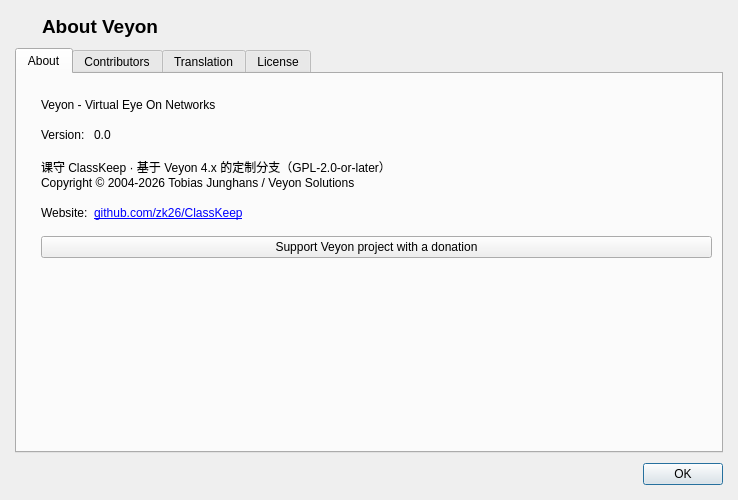
Above: veyon/core/src/AboutDialog.ui from zk26/ClassKeep before the change. Below: the same form after it.
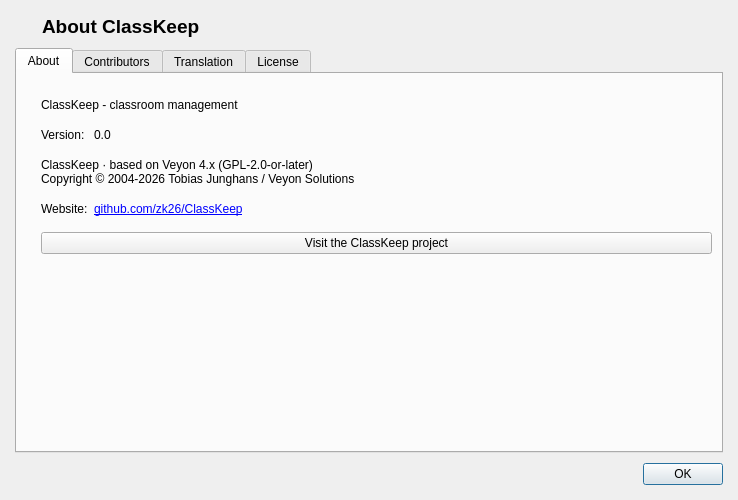
That is the form after the change. Icons and pictures are not drawn.

Commit message: feat: ClassKeep 2.0.0 - English naming, installer fix, quick tools, seat views, student card, 4-tab mobile

```diff
--- a/veyon/core/src/AboutDialog.ui
+++ b/veyon/core/src/AboutDialog.ui
@@ -80,7 +80,7 @@
         </font>
        </property>
        <property name="text">
-        <string>About Veyon</string>
+        <string>About ClassKeep</string>
        </property>
       </widget>
      </item>
@@ -118,7 +118,7 @@
        <item row="0" column="0" colspan="2">
         <widget class="QLabel" name="label_3">
          <property name="text">
-          <string notr="true">Veyon - Virtual Eye On Networks</string>
+          <string notr="true">ClassKeep - classroom management</string>
          </property>
         </widget>
        </item>
@@ -149,7 +149,7 @@
        <item row="3" column="0" colspan="2">
         <widget class="QLabel" name="label_8">
          <property name="text">
-          <string notr="true">课守 ClassKeep · 基于 Veyon 4.x 的定制分支（GPL-2.0-or-later）
+          <string notr="true">ClassKeep · based on Veyon 4.x (GPL-2.0-or-later)
 Copyright © 2004-2026 Tobias Junghans / Veyon Solutions</string>
          </property>
         </widget>
@@ -177,7 +177,7 @@
        <item row="6" column="0" colspan="2">
         <widget class="QPushButton" name="donateButton">
          <property name="text">
-          <string>Support Veyon project with a donation</string>
+          <string>Visit the ClassKeep project</string>
          </property>
         </widget>
        </item>
```
Left out of the diff: 2 changed lines with no effect on the pictures. The commit also changes 144 other files.
